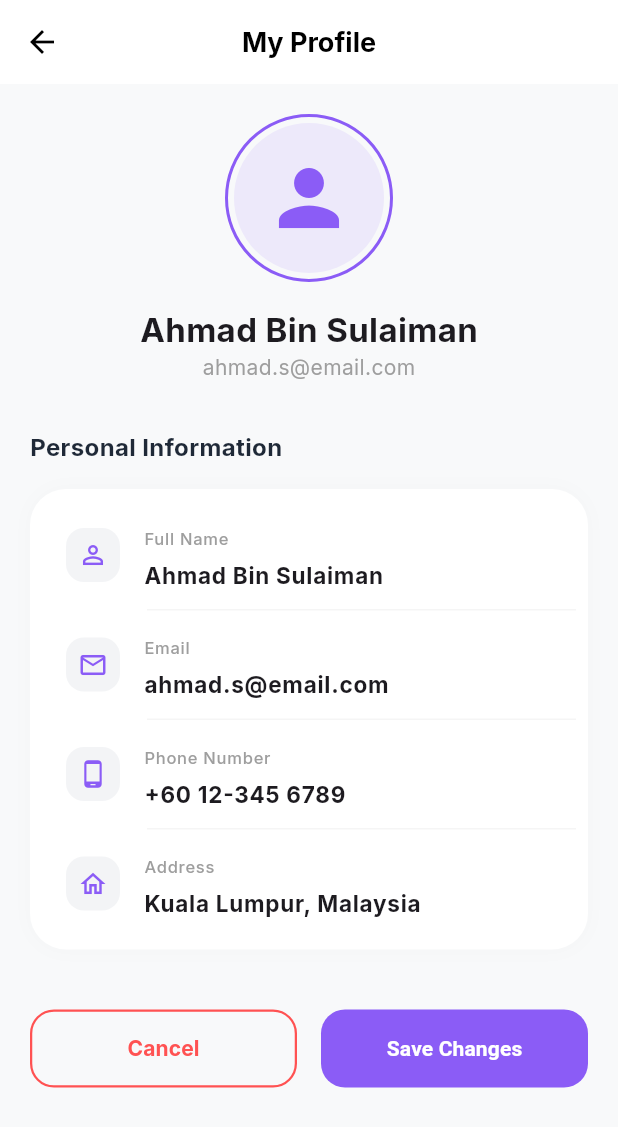
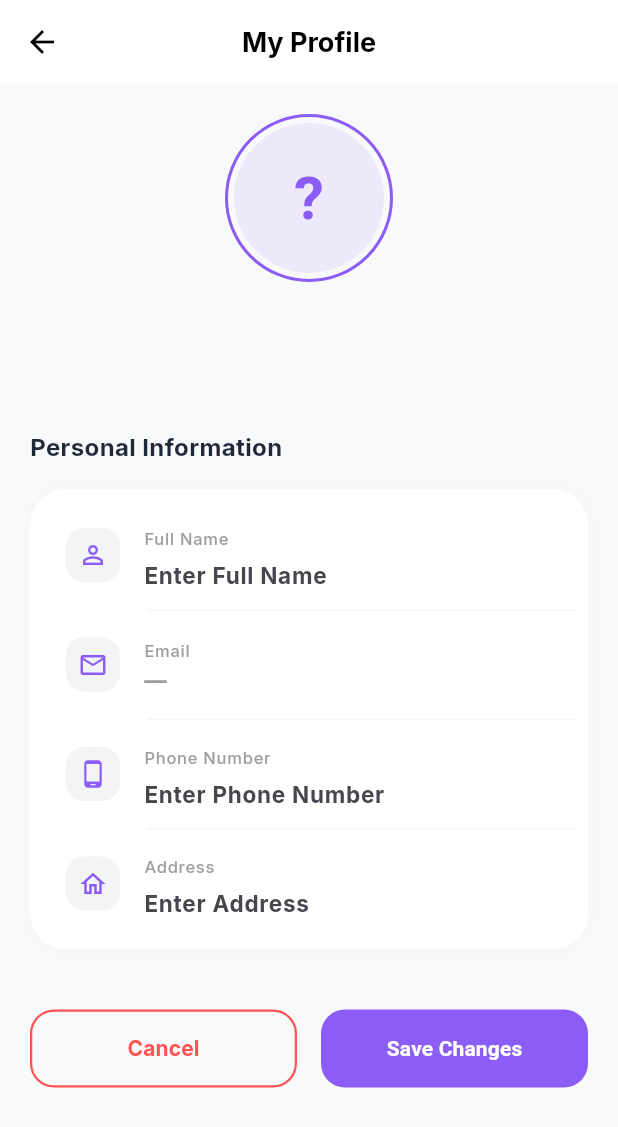
Before and after one commit to harithdur/Latest_Dur, a Flutter app: the UserProfilePage screen opened directly, after a tap on "Edit Profile", on a phone screen of 412 x 824 dp. Shown: the top 1127 px of the screen. Run offline on Flutter 3.47's test engine with Material 3 defaults, Android fonts, the phone set to English and light mode, and no system bars; drawn by our look-alikes of flutter_animate; our stand-ins replace cloud_firestore, firebase_auth, firebase_core, fl_chart, google_fonts; accounts and stored records are empty; network calls fail.

Commit message:
initial commit

```diff
--- a/lib/Zahida_pages/user_profile.dart
+++ b/lib/Zahida_pages/user_profile.dart
@@ -1,9 +1,8 @@
 import 'package:flutter/material.dart';
-import 'package:provider/provider.dart';
+import 'package:firebase_auth/firebase_auth.dart';
+import 'package:cloud_firestore/cloud_firestore.dart';
 import 'package:google_fonts/google_fonts.dart';
 import 'package:flutter_animate/flutter_animate.dart';
-import 'providers.dart';
-import 'models.dart';
 
 class UserProfilePage extends StatefulWidget {
   final VoidCallback? onBack;
@@ -21,14 +20,17 @@ class _UserProfilePageState extends State<UserProfilePage> {
   late TextEditingController _phoneController;
   late TextEditingController _addressController;
 
+  final user = FirebaseAuth.instance.currentUser;
+  final FirebaseFirestore _firestore = FirebaseFirestore.instance;
+
   @override
   void initState() {
     super.initState();
-    final user = Provider.of<FinanceProvider>(context, listen: false).user;
-    _nameController = TextEditingController(text: user.name);
-    _emailController = TextEditingController(text: user.email);
-    _phoneController = TextEditingController(text: user.phone);
-    _addressController = TextEditingController(text: user.address);
+    // Initialize controllers with empty strings first
+    _nameController = TextEditingController();
+    _emailController = TextEditingController();
+    _phoneController = TextEditingController();
+    _addressController = TextEditingController();
   }
 
   @override
@@ -48,7 +50,6 @@ class _UserProfilePageState extends State<UserProfilePage> {
         backgroundColor: Colors.transparent,
         content: Container(
           padding: const EdgeInsets.symmetric(horizontal: 16, vertical: 12),
-          // DIBETULKAN: Buang fixed height untuk elak overflow
           decoration: BoxDecoration(
             color: const Color(0xFF10B981),
             borderRadius: BorderRadius.circular(20),
@@ -77,11 +78,36 @@ class _UserProfilePageState extends State<UserProfilePage> {
     );
   }
 
+  // Fungsi simpan data ke Firebase bila user tekan Save Changes
+  Future<void> _saveProfileChanges() async {
+    if (user != null) {
+      try {
+        await _firestore.collection('users').doc(user!.uid).update({
+          'name': _nameController.text.trim(),
+          'phone': _phoneController.text.trim(),
+          'address': _addressController.text.trim(),
+        });
+
+        // Update display name di Firebase Auth juga
+        await user!.updateDisplayName(_nameController.text.trim());
+
+        setState(() => _isEditing = false);
+        _showSuccessPopup();
+      } catch (e) {
+        ScaffoldMessenger.of(context).showSnackBar(
+          SnackBar(content: Text('Error updating profile: $e'), backgroundColor: Colors.red),
+        );
+      }
+    }
+  }
+
   @override
   Widget build(BuildContext context) {
-    final finance = Provider.of<FinanceProvider>(context);
-    final user = finance.user;
     const Color accentPurple = Color(0xFF8B5CF6);
+
+    if (user == null) {
+      return const Scaffold(body: Center(child: Text("Sila log masuk.")));
+    }
 
     return Scaffold(
       backgroundColor: const Color(0xFFF8F9FA),
@@ -95,11 +121,38 @@ class _UserProfilePageState extends State<UserProfilePage> {
           onPressed: widget.onBack ?? () => Navigator.pop(context),
         ),
       ),
-      body: SingleChildScrollView(
+      // StreamBuilder membaca live data dari Firestore
+      body: StreamBuilder<DocumentSnapshot>(
+        stream: _firestore.collection('users').doc(user!.uid).snapshots(),
+        builder: (context, snapshot) {
+          if (snapshot.connectionState == ConnectionState.waiting) {
+            return const Center(child: CircularProgressIndicator(color: accentPurple));
+          }
+
+          if (!snapshot.hasData || !snapshot.data!.exists) {
+            return const Center(child: Text('Data profil tidak dijumpai.'));
+          }
+
+          // Dapatkan data dari Firestore
+          final data = snapshot.data!.data() as Map<String, dynamic>?;
+          final dbName = data?['name'] ?? '—';
+          final dbEmail = data?['email'] ?? '—';
+          final dbPhone = data?['phone'] ?? '—';
+          final dbAddress = data?['address'] ?? '—';
+
+          // Jika tak tengah edit, sentiasa pastikan text box ikut data database terkini
+          if (!_isEditing) {
+            _nameController.text = dbName;
+            _emailController.text = dbEmail;
+            _phoneController.text = dbPhone;
+            _addressController.text = dbAddress == '—' ? '' : dbAddress;
+          }
+
+          return SingleChildScrollView(
             padding: const EdgeInsets.fromLTRB(20, 20, 20, 100),
             child: Column(
               children: [
-            _buildProfileHeader(user, accentPurple),
+                _buildProfileHeader(dbName, dbEmail, accentPurple),
                 const SizedBox(height: 32),
 
                 Align(
@@ -121,7 +174,7 @@ class _UserProfilePageState extends State<UserProfilePage> {
                   child: Column(
                     children: [
                       _buildEditableTile(Icons.person_outline, "Full Name", _nameController),
-                  _buildEditableTile(Icons.email_outlined, "Email", _emailController),
+                      _buildEditableTile(Icons.email_outlined, "Email", _emailController, readOnly: true), // Email tak boleh edit
                       _buildEditableTile(Icons.phone_android, "Phone Number", _phoneController),
                       _buildEditableTile(Icons.home_outlined, "Address", _addressController, isLast: true),
                     ],
@@ -151,18 +204,7 @@ class _UserProfilePageState extends State<UserProfilePage> {
                     const SizedBox(width: 16),
                     Expanded(
                       child: ElevatedButton(
-                    onPressed: !_isEditing ? null : () {
-                      finance.updateUser(UserProfile(
-                        name: _nameController.text,
-                        email: _emailController.text,
-                        monthlyIncome: user.monthlyIncome,
-                        phone: _phoneController.text,
-                        dob: user.dob,
-                        address: _addressController.text,
-                      ));
-                      setState(() => _isEditing = false);
-                      _showSuccessPopup();
-                    },
+                        onPressed: !_isEditing ? null : () => _saveProfileChanges(),
                         style: ElevatedButton.styleFrom(
                           backgroundColor: accentPurple,
                           foregroundColor: Colors.white,
@@ -171,18 +213,20 @@ class _UserProfilePageState extends State<UserProfilePage> {
                           shape: RoundedRectangleBorder(borderRadius: BorderRadius.circular(16)),
                           elevation: 0,
                         ),
-                    child: Text("Save Changes", style: TextStyle(fontWeight: FontWeight.bold)),
+                        child: const Text("Save Changes", style: TextStyle(fontWeight: FontWeight.bold)),
                       ),
                     ),
                   ],
                 ),
               ],
             ),
+          );
+        },
       ),
     );
   }
 
-  Widget _buildProfileHeader(UserProfile user, Color color) {
+  Widget _buildProfileHeader(String name, String email, Color color) {
     return Column(
       children: [
         Container(
@@ -191,17 +235,20 @@ class _UserProfilePageState extends State<UserProfilePage> {
           child: CircleAvatar(
             radius: 50,
             backgroundColor: color.withOpacity(0.1),
-            child: Icon(Icons.person, size: 60, color: color),
+            child: Text(
+              name.isNotEmpty ? name[0].toUpperCase() : '?',
+              style: TextStyle(fontSize: 40, fontWeight: FontWeight.bold, color: color),
+            ),
           ),
         ),
         const SizedBox(height: 16),
-        Text(user.name, style: GoogleFonts.inter(fontSize: 22, fontWeight: FontWeight.bold)),
-        Text(user.email, style: GoogleFonts.inter(color: Colors.grey, fontSize: 14)),
+        Text(name, style: GoogleFonts.inter(fontSize: 22, fontWeight: FontWeight.bold)),
+        Text(email, style: GoogleFonts.inter(color: Colors.grey, fontSize: 14)),
       ],
     ).animate().fadeIn().scale();
   }
 
-  Widget _buildEditableTile(IconData icon, String title, TextEditingController controller, {bool isLast = false}) {
+  Widget _buildEditableTile(IconData icon, String title, TextEditingController controller, {bool isLast = false, bool readOnly = false}) {
     return Column(
       children: [
         ListTile(
@@ -211,13 +258,21 @@ class _UserProfilePageState extends State<UserProfilePage> {
             child: Icon(icon, color: const Color(0xFF8B5CF6), size: 20),
           ),
           title: Text(title, style: GoogleFonts.inter(color: Colors.grey, fontSize: 11, fontWeight: FontWeight.w500)),
-          subtitle: _isEditing
+          subtitle: _isEditing && !readOnly
               ? TextField(
             controller: controller,
             style: GoogleFonts.inter(fontWeight: FontWeight.bold, fontSize: 15),
-                decoration: const InputDecoration(isDense: true, border: InputBorder.none, contentPadding: EdgeInsets.only(top: 4)),
+            decoration: InputDecoration(
+                hintText: 'Enter $title',
+                isDense: true,
+                border: InputBorder.none,
+                contentPadding: const EdgeInsets.only(top: 4)
+            ),
           )
-            : Text(controller.text, style: GoogleFonts.inter(fontWeight: FontWeight.bold, fontSize: 15, color: const Color(0xFF1F2937))),
+              : Text(
+              controller.text.isEmpty ? '—' : controller.text,
+              style: GoogleFonts.inter(fontWeight: FontWeight.bold, fontSize: 15, color: readOnly ? Colors.grey : const Color(0xFF1F2937))
+          ),
         ),
         if (!isLast) Divider(height: 1, color: Colors.grey.shade100, indent: 70),
       ],
```
Also changed, not shown: firebase.json (added), lib/firebase_options.dart (added), 1 other file. Lines whose indentation alone changed are shown as unchanged.
